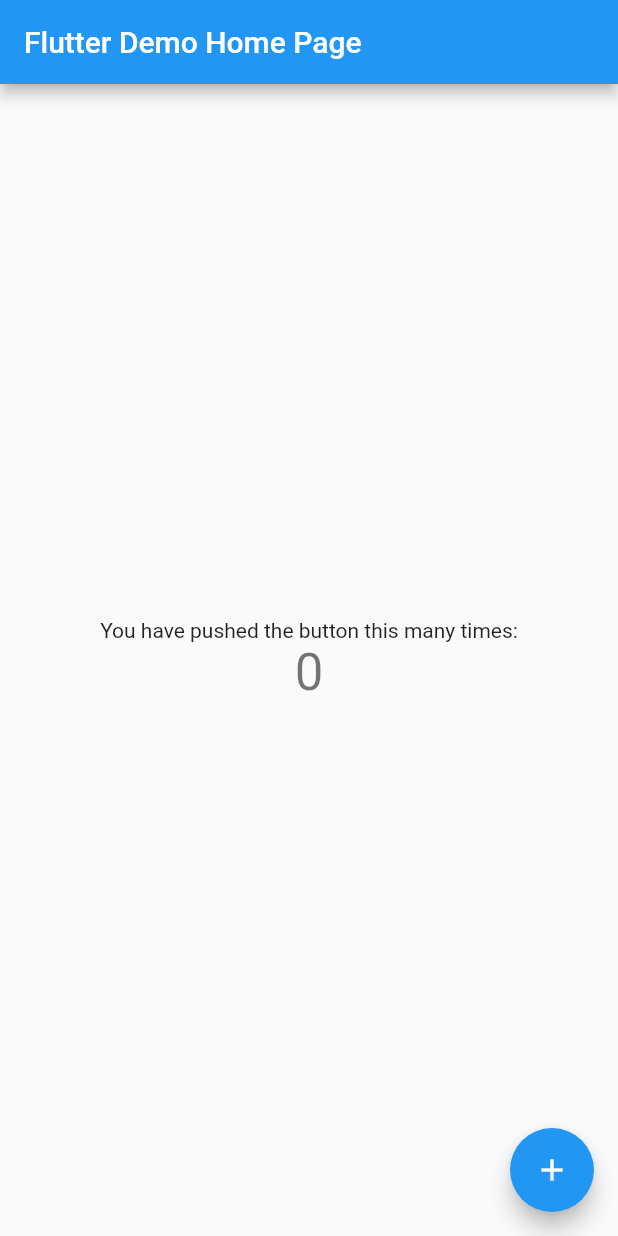
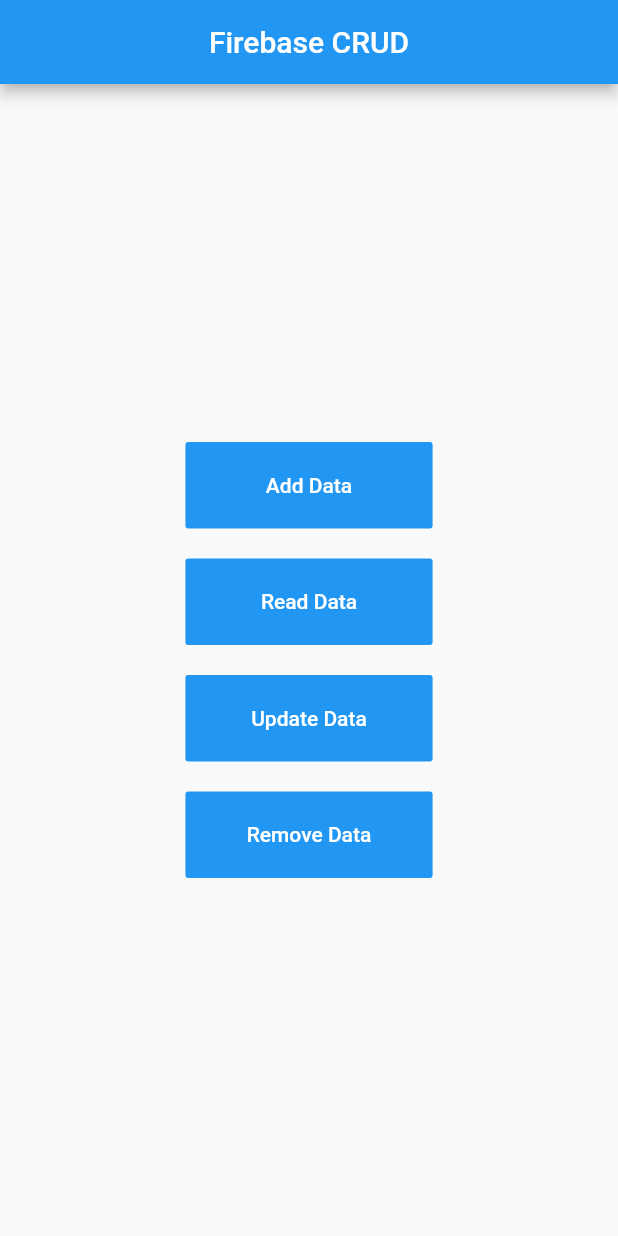
Before and after one commit to UmairJibran/Form-For-Firebase, a Flutter app: the screen it shows after launch, on a phone screen of 412 x 824 dp. Run offline on Flutter 3.47's test engine with Material 2 defaults, Android fonts, the phone set to English and light mode, and no system bars.

Commit message:
completed front end

```diff
--- a/lib/main.dart
+++ b/lib/main.dart
@@ -1,111 +1,14 @@
 import 'package:flutter/material.dart';
+import 'package:flutter_form_for_firebase/pages/home_page.dart';
 
 void main() => runApp(MyApp());
 
 class MyApp extends StatelessWidget {
-  // This widget is the root of your application.
   @override
   Widget build(BuildContext context) {
     return MaterialApp(
-      title: 'Flutter Demo',
-      theme: ThemeData(
-        // This is the theme of your application.
-        //
-        // Try running your application with "flutter run". You'll see the
-        // application has a blue toolbar. Then, without quitting the app, try
-        // changing the primarySwatch below to Colors.green and then invoke
-        // "hot reload" (press "r" in the console where you ran "flutter run",
-        // or simply save your changes to "hot reload" in a Flutter IDE).
-        // Notice that the counter didn't reset back to zero; the application
-        // is not restarted.
-        primarySwatch: Colors.blue,
-      ),
-      home: MyHomePage(title: 'Flutter Demo Home Page'),
+      debugShowCheckedModeBanner: false,
+      home: HomePage(),
     );
   }
 }
-
-class MyHomePage extends StatefulWidget {
-  MyHomePage({Key key, this.title}) : super(key: key);
-
-  // This widget is the home page of your application. It is stateful, meaning
-  // that it has a State object (defined below) that contains fields that affect
-  // how it looks.
-
-  // This class is the configuration for the state. It holds the values (in this
-  // case the title) provided by the parent (in this case the App widget) and
-  // used by the build method of the State. Fields in a Widget subclass are
-  // always marked "final".
-
-  final String title;
-
-  @override
-  _MyHomePageState createState() => _MyHomePageState();
-}
-
-class _MyHomePageState extends State<MyHomePage> {
-  int _counter = 0;
-
-  void _incrementCounter() {
-    setState(() {
-      // This call to setState tells the Flutter framework that something has
-      // changed in this State, which causes it to rerun the build method below
-      // so that the display can reflect the updated values. If we changed
-      // _counter without calling setState(), then the build method would not be
-      // called again, and so nothing would appear to happen.
-      _counter++;
-    });
-  }
-
-  @override
-  Widget build(BuildContext context) {
-    // This method is rerun every time setState is called, for instance as done
-    // by the _incrementCounter method above.
-    //
-    // The Flutter framework has been optimized to make rerunning build methods
-    // fast, so that you can just rebuild anything that needs updating rather
-    // than having to individually change instances of widgets.
-    return Scaffold(
-      appBar: AppBar(
-        // Here we take the value from the MyHomePage object that was created by
-        // the App.build method, and use it to set our appbar title.
-        title: Text(widget.title),
-      ),
-      body: Center(
-        // Center is a layout widget. It takes a single child and positions it
-        // in the middle of the parent.
-        child: Column(
-          // Column is also a layout widget. It takes a list of children and
-          // arranges them vertically. By default, it sizes itself to fit its
-          // children horizontally, and tries to be as tall as its parent.
-          //
-          // Invoke "debug painting" (press "p" in the console, choose the
-          // "Toggle Debug Paint" action from the Flutter Inspector in Android
-          // Studio, or the "Toggle Debug Paint" command in Visual Studio Code)
-          // to see the wireframe for each widget.
-          //
-          // Column has various properties to control how it sizes itself and
-          // how it positions its children. Here we use mainAxisAlignment to
-          // center the children vertically; the main axis here is the vertical
-          // axis because Columns are vertical (the cross axis would be
-          // horizontal).
-          mainAxisAlignment: MainAxisAlignment.center,
-          children: <Widget>[
-            Text(
-              'You have pushed the button this many times:',
-            ),
-            Text(
-              '$_counter',
-              style: Theme.of(context).textTheme.display1,
-            ),
-          ],
-        ),
-      ),
-      floatingActionButton: FloatingActionButton(
-        onPressed: _incrementCounter,
-        tooltip: 'Increment',
-        child: Icon(Icons.add),
-      ), // This trailing comma makes auto-formatting nicer for build methods.
-    );
-  }
-}
--- /dev/null
+++ b/lib/pages/home_page.dart
@@ -0,0 +1,104 @@
+import 'package:flutter/material.dart';
+import 'package:flutter_form_for_firebase/components/add_data.dart';
+import 'package:flutter_form_for_firebase/components/read_data.dart';
+import 'package:flutter_form_for_firebase/components/remove_data.dart';
+import 'package:flutter_form_for_firebase/components/update_data.dart';
+
+class HomePage extends StatefulWidget {
+  @override
+  _HomePageState createState() => _HomePageState();
+}
+
+class _HomePageState extends State<HomePage> {
+  double height;
+  double width;
+  @override
+  Widget build(BuildContext context) {
+    height = MediaQuery.of(context).size.height;
+    width = MediaQuery.of(context).size.width;
+    return Scaffold(
+      appBar: AppBar(
+        title: Text('Firebase CRUD'),
+        centerTitle: true,
+      ),
+      body: Container(
+        width: width,
+        height: height,
+        child: Column(
+          mainAxisAlignment: MainAxisAlignment.center,
+          crossAxisAlignment: CrossAxisAlignment.center,
+          children: <Widget>[
+            Container(
+              height: height * 0.07,
+              width: width * 0.4,
+              margin: EdgeInsets.symmetric(vertical: 10),
+              child: FlatButton(
+                onPressed: () => addData(context),
+                child: Text(
+                  'Add Data',
+                  style: TextStyle(
+                    color: Colors.white,
+                  ),
+                ),
+                color: Colors.blue,
+              ),
+            ),
+            Container(
+              height: height * 0.07,
+              width: width * 0.4,
+              margin: EdgeInsets.symmetric(vertical: 10),
+              child: FlatButton(
+                onPressed: () => readData(
+                  context,
+                  height: height,
+                  width: width,
+                ),
+                child: Text(
+                  'Read Data',
+                  style: TextStyle(
+                    color: Colors.white,
+                  ),
+                ),
+                color: Colors.blue,
+              ),
+            ),
+            Container(
+              height: height * 0.07,
+              width: width * 0.4,
+              margin: EdgeInsets.symmetric(vertical: 10),
+              child: FlatButton(
+                onPressed: () => updateData(context),
+                child: Text(
+                  'Update Data',
+                  style: TextStyle(
+                    color: Colors.white,
+                  ),
+                ),
+                color: Colors.blue,
+              ),
+            ),
+            Container(
+              height: height * 0.07,
+              width: width * 0.4,
+              margin: EdgeInsets.symmetric(vertical: 10),
+              child: FlatButton(
+                onPressed: () => removeData(
+                  context,
+                  height: height,
+                  width: width,
+                ),
+                child: Text(
+                  'Remove Data',
+                  style: TextStyle(
+                    color: Colors.white,
+                  ),
+                ),
+                color: Colors.blue,
+              ),
+            ),
+          ],
+        ),
+      ),
+    );
+  }
+}
```
Also changed, not shown: lib/components/add_data.dart (added, +56 -0 lines), lib/components/read_data.dart (added, +46 -0 lines), lib/components/remove_data.dart (added, +67 -0 lines), lib/components/update_data.dart (added, +56 -0 lines).
